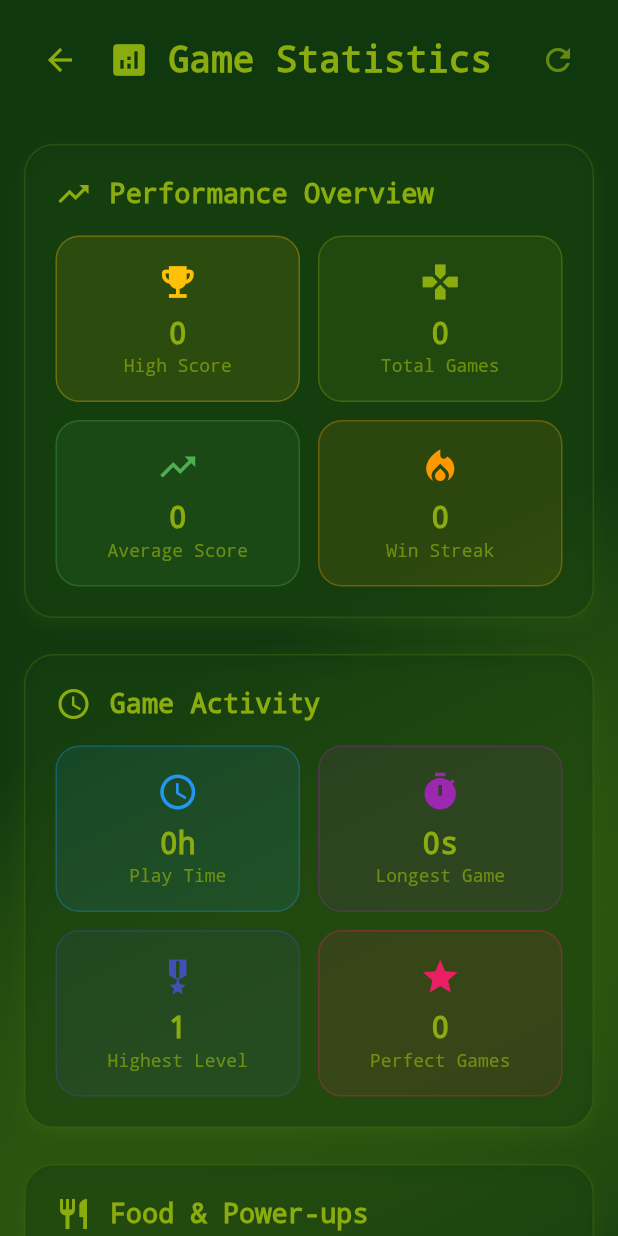
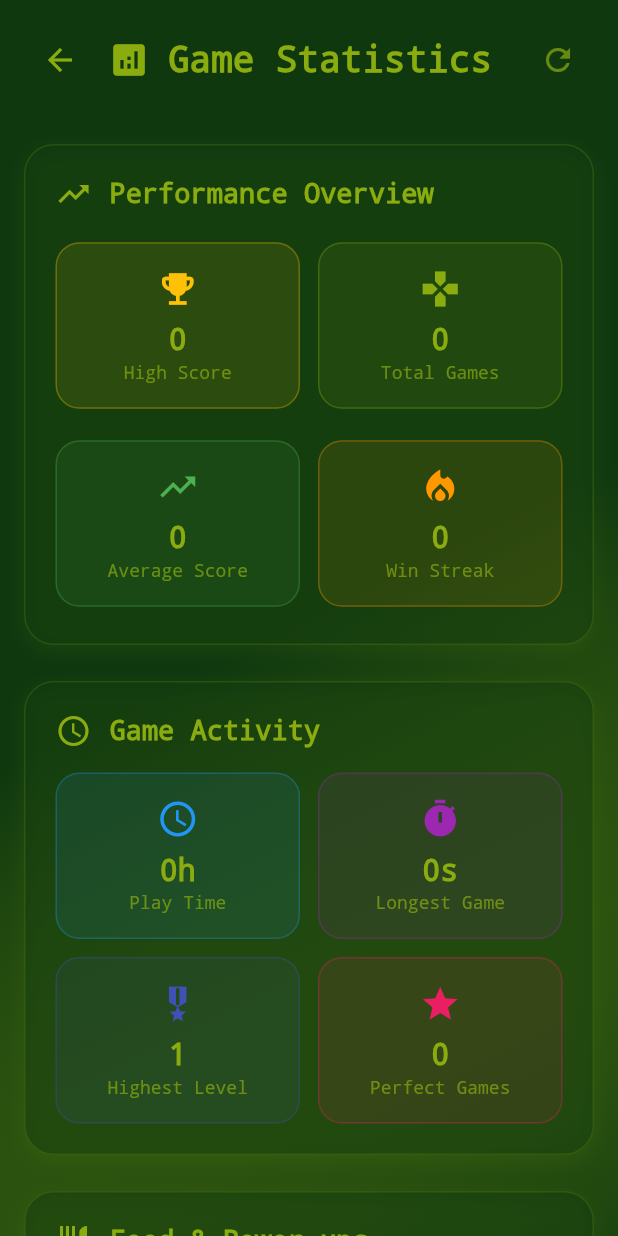
Before and after one commit to theprantadutta/snake_classic, a Flutter app: the StatisticsScreen screen opened directly, on a phone screen of 412 x 824 dp. Run offline on Flutter 3.47's test engine with Material 3 defaults, Android fonts, the phone set to English and light mode, and no system bars; drawn by our look-alikes of flutter_animate; our stand-ins replace audioplayers, cloud_firestore, firebase_auth, firebase_core, google_sign_in, shared_preferences; accounts and stored records are empty; generated files the repository leaves out were written again.

Commit message:
fix: resolve overflow issues in statistics screen
- Add IntrinsicHeight to prevent row overflow issues
- Implement LayoutBuilder for responsive button layout
- Add Flexible widgets with text overflow handling
- Constrain reset button width to prevent overflow
- Improve text wrapping and layout stability

```diff
--- a/lib/screens/statistics_screen.dart
+++ b/lib/screens/statistics_screen.dart
@@ -196,7 +196,8 @@ class _StatisticsScreenState extends State<StatisticsScreen> {
       theme: theme,
       child: Column(
         children: [
-          Row(
+          IntrinsicHeight(
+            child: Row(
               children: [
                 Expanded(
                   child: _buildStatCard(
@@ -219,10 +220,12 @@ class _StatisticsScreenState extends State<StatisticsScreen> {
                 ),
               ],
             ),
+          ),
 
           const SizedBox(height: 12),
 
-          Row(
+          IntrinsicHeight(
+            child: Row(
               children: [
                 Expanded(
                   child: _buildStatCard(
@@ -244,6 +247,7 @@ class _StatisticsScreenState extends State<StatisticsScreen> {
                   ),
                 ),
               ],
+            ),
           ),
         ],
       ),
@@ -689,7 +693,32 @@ class _StatisticsScreenState extends State<StatisticsScreen> {
   Widget _buildActionButtons(GameTheme theme) {
     return Column(
       children: [
-        Row(
+        LayoutBuilder(
+          builder: (context, constraints) {
+            if (constraints.maxWidth < 400) {
+              return Column(
+                children: [
+                  GradientButton(
+                    onPressed: () => Navigator.of(context).pushNamed('/achievements'),
+                    text: 'VIEW ACHIEVEMENTS',
+                    primaryColor: Colors.amber,
+                    secondaryColor: Colors.orange,
+                    icon: Icons.emoji_events,
+                  ),
+
+                  const SizedBox(height: 16),
+
+                  GradientButton(
+                    onPressed: () => Navigator.of(context).pushNamed('/leaderboard'),
+                    text: 'LEADERBOARD',
+                    primaryColor: theme.accentColor,
+                    secondaryColor: theme.foodColor,
+                    icon: Icons.leaderboard,
+                  ),
+                ],
+              );
+            }
+            return Row(
               children: [
                 Expanded(
                   child: GradientButton(
@@ -713,17 +742,23 @@ class _StatisticsScreenState extends State<StatisticsScreen> {
                   ),
                 ),
               ],
+            );
+          },
         ),
 
         const SizedBox(height: 16),
 
-        GradientButton(
+        Center(
+          child: ConstrainedBox(
+            constraints: const BoxConstraints(maxWidth: 200),
+            child: GradientButton(
               onPressed: _showResetDialog,
               text: 'RESET STATISTICS',
               primaryColor: Colors.red.shade400,
               secondaryColor: Colors.red.shade600,
               icon: Icons.refresh,
-          width: 200,
+            ),
+          ),
         ),
       ],
     );
@@ -801,6 +836,7 @@ class _StatisticsScreenState extends State<StatisticsScreen> {
         ),
       ),
       child: Column(
+        mainAxisSize: MainAxisSize.min,
         children: [
           Icon(
             icon,
@@ -810,24 +846,32 @@ class _StatisticsScreenState extends State<StatisticsScreen> {
 
           const SizedBox(height: 8),
 
-          Text(
+          Flexible(
+            child: Text(
               value,
               style: TextStyle(
                 fontSize: 20,
                 fontWeight: FontWeight.bold,
                 color: theme.accentColor,
               ),
+              overflow: TextOverflow.ellipsis,
+              textAlign: TextAlign.center,
+            ),
           ),
 
           const SizedBox(height: 4),
 
-          Text(
+          Flexible(
+            child: Text(
               label,
               style: TextStyle(
                 fontSize: 12,
                 color: theme.accentColor.withValues(alpha: 0.7),
               ),
               textAlign: TextAlign.center,
+              overflow: TextOverflow.ellipsis,
+              maxLines: 2,
+            ),
           ),
         ],
       ),
```
Lines whose indentation alone changed are shown as unchanged.
